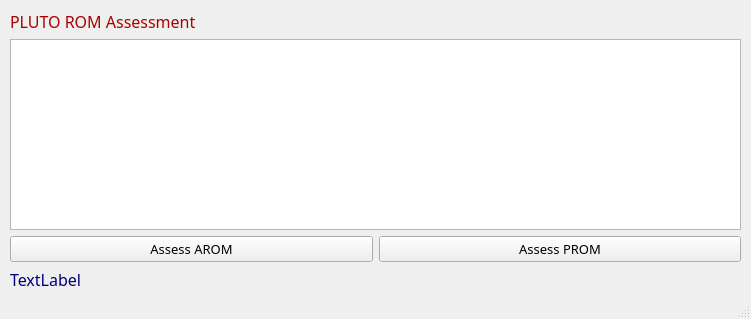
Before: the Qt Designer form ui/plutoromassess.ui in siva82kb/pluto-assessment, drawn with Qt 5.
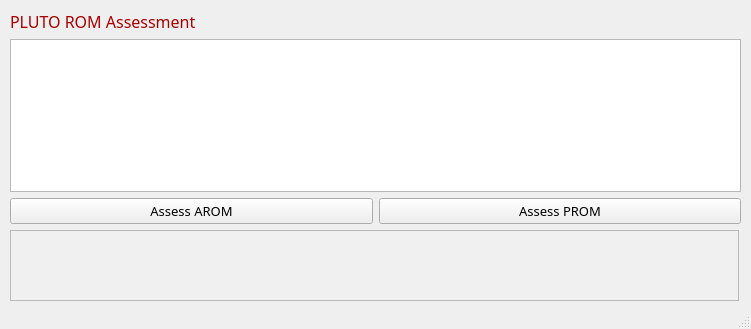
After: the same form once the commit is applied.

```diff
--- a/ui/plutoromassess.ui
+++ b/ui/plutoromassess.ui
@@ -7,7 +7,7 @@
     <x>0</x>
     <y>0</y>
     <width>751</width>
-    <height>319</height>
+    <height>329</height>
    </rect>
   </property>
   <property name="windowTitle">
@@ -20,7 +20,7 @@
       <x>10</x>
       <y>10</y>
       <width>731</width>
-      <height>281</height>
+      <height>291</height>
      </rect>
     </property>
     <layout class="QVBoxLayout" name="verticalLayout">
@@ -74,7 +74,22 @@
       </layout>
      </item>
      <item>
-      <widget class="QLabel" name="lblInstruction">
+      <widget class="QTextEdit" name="textInstruction">
+       <property name="enabled">
+        <bool>false</bool>
+       </property>
+       <property name="minimumSize">
+        <size>
+         <width>729</width>
+         <height>71</height>
+        </size>
+       </property>
+       <property name="maximumSize">
+        <size>
+         <width>729</width>
+         <height>71</height>
+        </size>
+       </property>
        <property name="font">
         <font>
          <family>Bahnschrift Light</family>
@@ -82,10 +97,8 @@
         </font>
        </property>
        <property name="styleSheet">
-        <string notr="true">color: rgb(0, 0, 127);</string>
-       </property>
-       <property name="text">
-        <string>TextLabel</string>
+        <string notr="true">color: rgb(0, 0, 127);
+background-color: rgb(240, 240, 240);</string>
        </property>
       </widget>
      </item>
```
